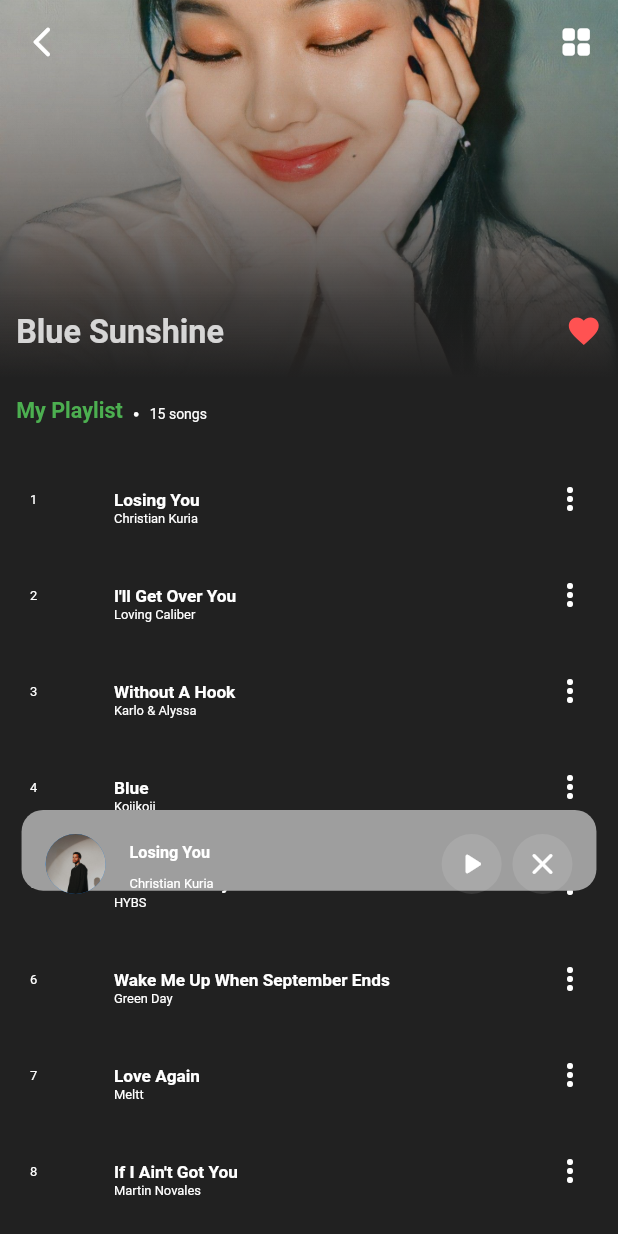
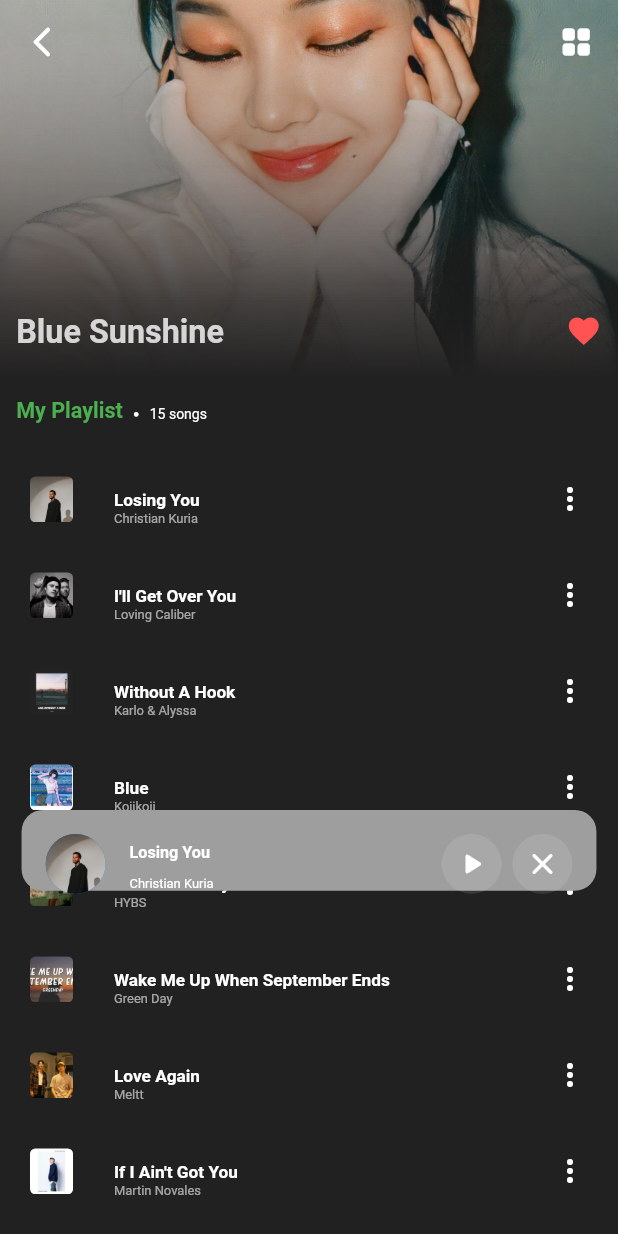
Before and after one commit to babigon1412/music_playlist_flutter, a Flutter app: the screen it shows after launch, on a phone screen of 412 x 824 dp. Run offline on Flutter 3.47's test engine with Material 2 defaults, Android fonts, the phone set to English and light mode, and no system bars; our stand-ins replace assets_audio_player, flutter_neumorphic, palette_generator.

Commit message:
added comment

```diff
--- a/lib/main.dart
+++ b/lib/main.dart
@@ -1,5 +1,4 @@
 import 'package:flutter/material.dart';
-import 'package:get/get.dart';
 import 'package:music_playlist_flutter/pages/playlist_page.dart';
 
 void main() {
@@ -11,7 +10,7 @@ class MyApp extends StatelessWidget {
 
   @override
   Widget build(BuildContext context) {
-    return GetMaterialApp(
+    return MaterialApp(
       title: 'Music Playlist',
       debugShowCheckedModeBanner: false,
       theme: ThemeData(
--- a/lib/pages/playlist_page.dart
+++ b/lib/pages/playlist_page.dart
@@ -20,7 +20,6 @@ class _PlaylistPage extends State<PlaylistPage> {
   bool isPlaying = true;
   bool isShowing = true;
   int playlistLength = getAmountSongs();
-  Color textColor = Colors.white;
 
   @override
   void initState() {
@@ -113,22 +112,33 @@ class _PlaylistPage extends State<PlaylistPage> {
                   height: Dimensions.ten * 35,
                   child: ListView.builder(
                     padding: EdgeInsets.zero,
-                    itemCount: 15,
+                    itemCount: songs.length,
                     itemBuilder: (BuildContext context, int index) {
                       return Card(
                         color: Colors.grey[900],
                         elevation: 0,
                         child: ListTile(
                           visualDensity: const VisualDensity(vertical: -4),
-                          leading: Padding(
-                            padding: EdgeInsets.only(top: Dimensions.ten),
-                            child: SmallText(text: '${index + 1}'),
+                          leading: SizedBox(
+                            height: Dimensions.ten * 4.25,
+                            width: Dimensions.ten * 4,
+                            child: ClipRRect(
+                              borderRadius:
+                                  BorderRadius.circular(Dimensions.ten * 0.5),
+                              child: Image.asset(
+                                songs[index].metas.image!.path,
+                                fit: BoxFit.cover,
+                              ),
+                            ),
                           ),
                           title: BigText(
                             text: songs[index].metas.title!,
                             size: Dimensions.ten * 1.6,
                           ),
-                          subtitle: SmallText(text: songs[index].metas.artist!),
+                          subtitle: SmallText(
+                            text: songs[index].metas.artist!,
+                            color: Colors.white60,
+                          ),
                           trailing:
                               const Icon(Icons.more_vert, color: Colors.white),
                           onTap: () async {
```
Also changed, not shown: 1 other file.
